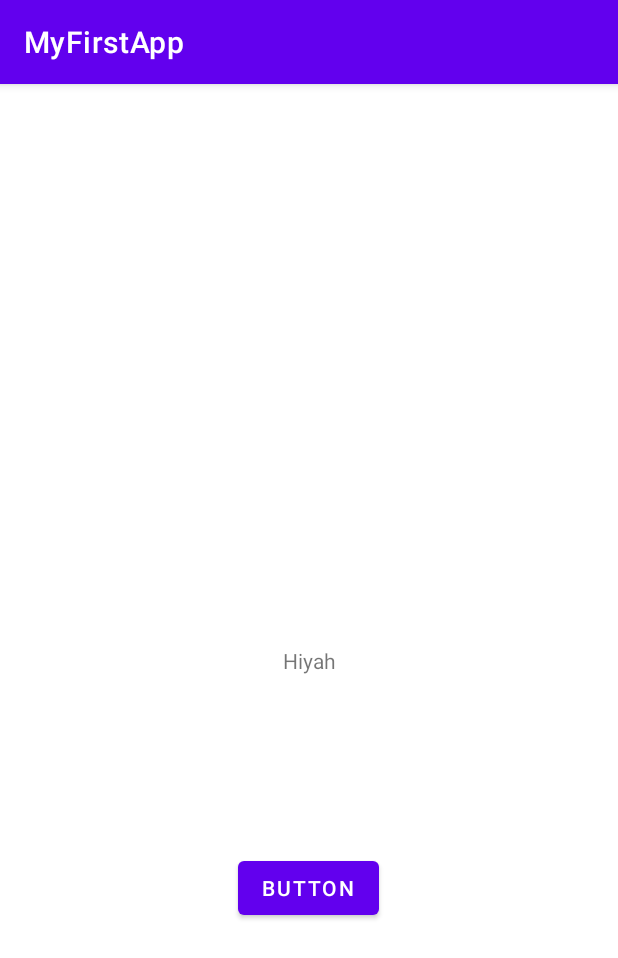
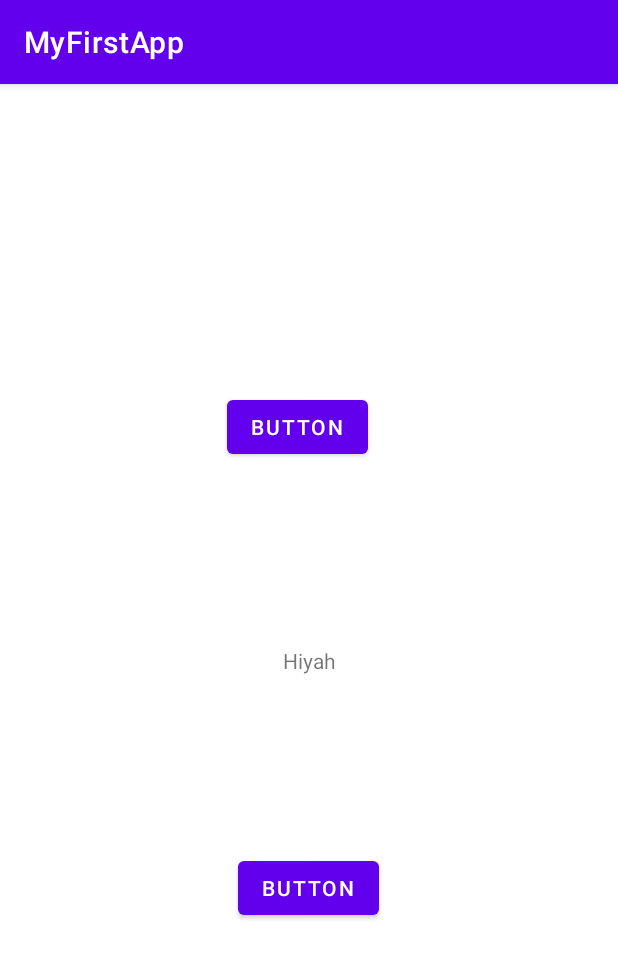
Before and after one commit to Adedamola1/MyApplication, an Android app: the screen it shows after launch (MainActivity), after a tap on "BUTTON", on a phone screen of 412 x 824 dp. Shown: the top 958 px of the screen. Run offline under Robolectric (Android 15) with nearby library versions, the phone set to English and light mode, and no system bars.

Commit message:
2nd commit

```diff
--- a/app/src/main/java/uk/ac/tees/aad/myfirstapp/MainActivity.java
+++ b/app/src/main/java/uk/ac/tees/aad/myfirstapp/MainActivity.java
@@ -19,7 +19,9 @@ public class MainActivity extends AppCompatActivity {
     public void onBtnClick (View view){
         TextView txtHello = findViewById(R.id.txtMessage);
         txtHello.setText("Hiyah");
-
-
+    }
+    public void newButton (View view){
+        TextView txtHello = findViewById(R.id.txtMessage);
+        txtHello.setText("Welcome");
     }
 }
--- a/app/src/main/res/layout/activity_main.xml
+++ b/app/src/main/res/layout/activity_main.xml
@@ -27,7 +27,20 @@
         app:layout_constraintStart_toStartOf="parent"
         app:layout_constraintTop_toTopOf="parent"
         app:layout_constraintVertical_bias="0.711"
-        android:onClick="onBtnClick"/>
+        android:onClick="onBtnClick" />
+
+    <Button
+        android:id="@+id/button3"
+        android:layout_width="wrap_content"
+        android:layout_height="wrap_content"
+        android:text="Button"
+        app:layout_constraintBottom_toBottomOf="parent"
+        app:layout_constraintEnd_toEndOf="parent"
+        app:layout_constraintHorizontal_bias="0.476"
+        app:layout_constraintStart_toStartOf="parent"
+        app:layout_constraintTop_toTopOf="parent"
+        app:layout_constraintVertical_bias="0.284"
+        android:onClick = "newButton"/>
 
 
 </androidx.constraintlayout.widget.ConstraintLayout>
```
